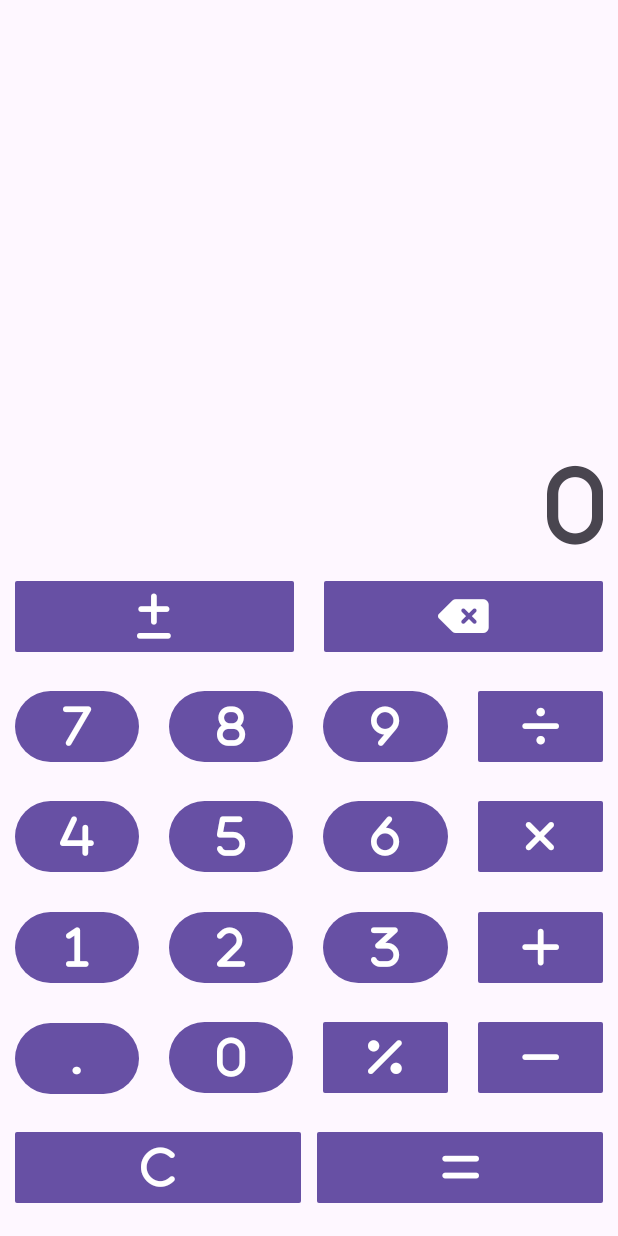
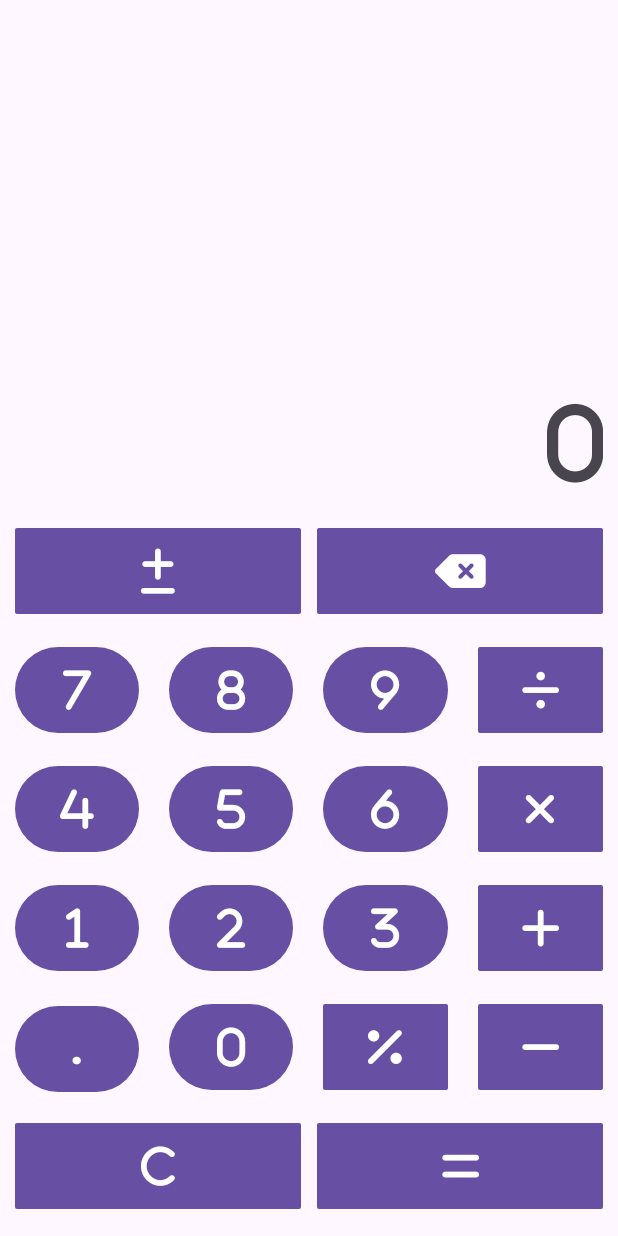
Before and after one commit to AkshitMoudgil/COMP3025_ASSIGNMENT1, an Android app: the screen it shows after launch (MainActivity), on a phone screen of 412 x 824 dp. Run offline under Robolectric (Android 15) with nearby library versions, the phone set to English and light mode, and no system bars.

Commit message:
made a few changes n dimensions

```diff
--- a/app/src/main/res/layout/activity_main.xml
+++ b/app/src/main/res/layout/activity_main.xml
@@ -16,7 +16,7 @@
         app:layout_constraintEnd_toEndOf="parent"
         app:layout_constraintStart_toStartOf="parent"
         app:layout_constraintTop_toTopOf="parent"
-        app:layout_constraintVertical_bias="0.4">
+        app:layout_constraintVertical_bias="0.35">
 
 
         <TextView
@@ -28,7 +28,7 @@
             android:fontFamily="@font/fa_solid_900"
             android:gravity="end"
             android:paddingTop="@dimen/padding_y"
-            android:paddingEnd="@dimen/padding_y"
+            android:paddingBottom="@dimen/padding_y"
             android:text="0"
             android:textSize="@dimen/result_text" />
     </LinearLayout>
@@ -48,7 +48,7 @@
             android:layout_width="@dimen/button_size"
             android:layout_height="@dimen/button_size"
             android:layout_marginStart="@dimen/margin_x"
-            android:layout_marginEnd="@dimen/margin_x"
+            android:layout_marginEnd="@dimen/margin_x_row1and6"
             android:layout_weight="1"
             android:fontFamily="@font/fa_solid_900"
             android:paddingStart="@dimen/padding_x"
@@ -62,7 +62,7 @@
             android:id="@+id/backspaceButton"
             android:layout_width="@dimen/button_size"
             android:layout_height="@dimen/button_size"
-            android:layout_marginStart="@dimen/margin_x"
+            android:layout_marginStart="@dimen/margin_x_row1and6"
             android:layout_marginEnd="@dimen/margin_x"
             android:layout_weight="1"
             android:fontFamily="@font/fa_solid_900"
@@ -364,7 +364,7 @@
             android:layout_width="@dimen/button_size"
             android:layout_height="@dimen/button_size"
             android:layout_marginStart="@dimen/margin_x"
-            android:layout_marginEnd="@dimen/margin_x_row1"
+            android:layout_marginEnd="@dimen/margin_x_row1and6"
             android:layout_weight="1"
             android:fontFamily="@font/fa_solid_900"
             android:paddingStart="@dimen/padding_x"
@@ -378,7 +378,7 @@
             android:id="@+id/equalsButton"
             android:layout_width="@dimen/button_size"
             android:layout_height="@dimen/button_size"
-            android:layout_marginStart="@dimen/margin_x_row1"
+            android:layout_marginStart="@dimen/margin_x_row1and6"
             android:layout_marginEnd="@dimen/margin_x"
             android:layout_weight="1"
             android:fontFamily="@font/fa_solid_900"
--- a/app/src/main/res/values/dimens.xml
+++ b/app/src/main/res/values/dimens.xml
@@ -1,12 +1,12 @@
 <?xml version="1.0" encoding="utf-8"?>
 <resources>
     <dimen name="button_text">30sp</dimen>
-    <dimen name="button_size">55dp</dimen>
-    <dimen name="margin_x_row1">5dp</dimen>
+    <dimen name="button_size">65dp</dimen>
+    <dimen name="margin_x_row1and6">5dp</dimen>
     <dimen name="margin_x">10dp</dimen>
     <dimen name="padding_x">0dp</dimen>
     <dimen name="padding_y">0dp</dimen>
-    <dimen name="result_size">60dp</dimen>
+    <dimen name="result_size">70dp</dimen>
     <dimen name="result_text">60sp</dimen>
 
 
```
